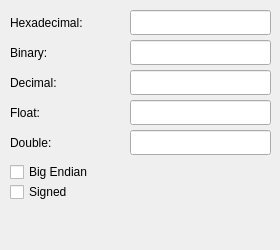
gcarmix/HexWalk, file hexwalk/converterwidget.ui: the form before one commit.
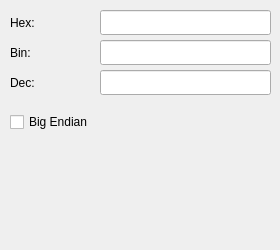
The form after the commit.

What changed in the file:
```diff
--- a/hexwalk/converterwidget.ui
+++ b/hexwalk/converterwidget.ui
@@ -32,9 +32,9 @@
    <widget class="QLineEdit" name="hexTextEdit">
     <property name="geometry">
      <rect>
-      <x>130</x>
+      <x>100</x>
       <y>10</y>
-      <width>141</width>
+      <width>171</width>
       <height>25</height>
      </rect>
     </property>
@@ -42,9 +42,9 @@
    <widget class="QLineEdit" name="binTextEdit">
     <property name="geometry">
      <rect>
-      <x>130</x>
+      <x>100</x>
       <y>40</y>
-      <width>141</width>
+      <width>171</width>
       <height>25</height>
      </rect>
     </property>
@@ -59,7 +59,7 @@
      </rect>
     </property>
     <property name="text">
-     <string>Hexadecimal:</string>
+     <string>Hex:</string>
     </property>
    </widget>
    <widget class="QLabel" name="label_4">
@@ -72,15 +72,15 @@
      </rect>
     </property>
     <property name="text">
-     <string>Binary:</string>
+     <string>Bin:</string>
     </property>
    </widget>
    <widget class="QLineEdit" name="decTextEdit">
     <property name="geometry">
      <rect>
-      <x>130</x>
+      <x>100</x>
       <y>70</y>
-      <width>141</width>
+      <width>171</width>
       <height>25</height>
      </rect>
     </property>
@@ -95,63 +95,14 @@
      </rect>
     </property>
     <property name="text">
-     <string>Decimal:</string>
+     <string>Dec:</string>
     </property>
    </widget>
-   <widget class="QLineEdit" name="decTextEdit_2">
+   <widget class="QCheckBox" name="checkBox_be">
     <property name="geometry">
      <rect>
-      <x>130</x>
-      <y>100</y>
-      <width>141</width>
-      <height>25</height>
-     </rect>
-    </property>
-   </widget>
-   <widget class="QLabel" name="label_3">
-    <property name="geometry">
-     <rect>
       <x>10</x>
-      <y>100</y>
-      <width>90</width>
-      <height>25</height>
-     </rect>
-    </property>
-    <property name="text">
-     <string>Float:</string>
-    </property>
-   </widget>
-   <widget class="QLabel" name="label_5">
-    <property name="geometry">
-     <rect>
-      <x>10</x>
-      <y>130</y>
-      <width>90</width>
-      <height>25</height>
-     </rect>
-    </property>
-    <property name="text">
-     <string>Double:</string>
-    </property>
-   </widget>
-   <widget class="QLineEdit" name="decTextEdit_3">
-    <property name="geometry">
-     <rect>
-      <x>130</x>
-      <y>130</y>
-      <width>141</width>
-      <height>25</height>
-     </rect>
-    </property>
-    <property name="text">
-     <string/>
-    </property>
-   </widget>
-   <widget class="QCheckBox" name="checkBox">
-    <property name="geometry">
-     <rect>
-      <x>10</x>
-      <y>160</y>
+      <y>110</y>
       <width>121</width>
       <height>24</height>
      </rect>
@@ -160,19 +111,6 @@
      <string>Big Endian</string>
     </property>
    </widget>
-   <widget class="QCheckBox" name="checkBox_2">
-    <property name="geometry">
-     <rect>
-      <x>10</x>
-      <y>180</y>
-      <width>121</width>
-      <height>24</height>
-     </rect>
-    </property>
-    <property name="text">
-     <string>Signed</string>
-    </property>
-   </widget>
   </widget>
  </widget>
  <resources/>
```
